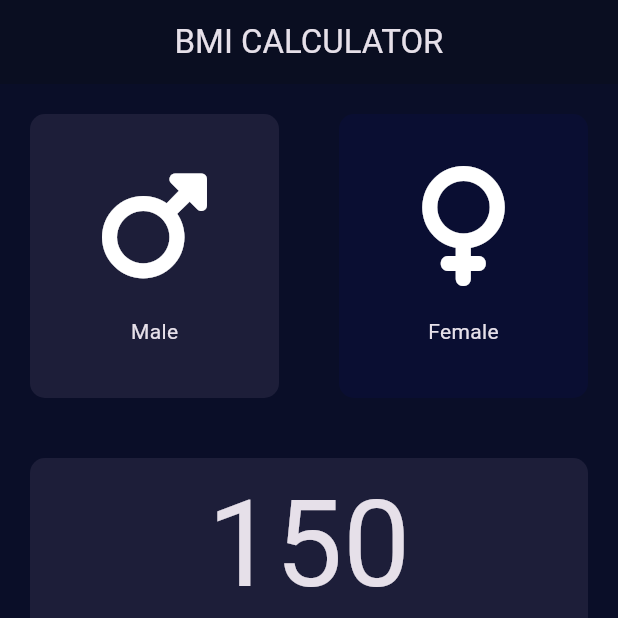
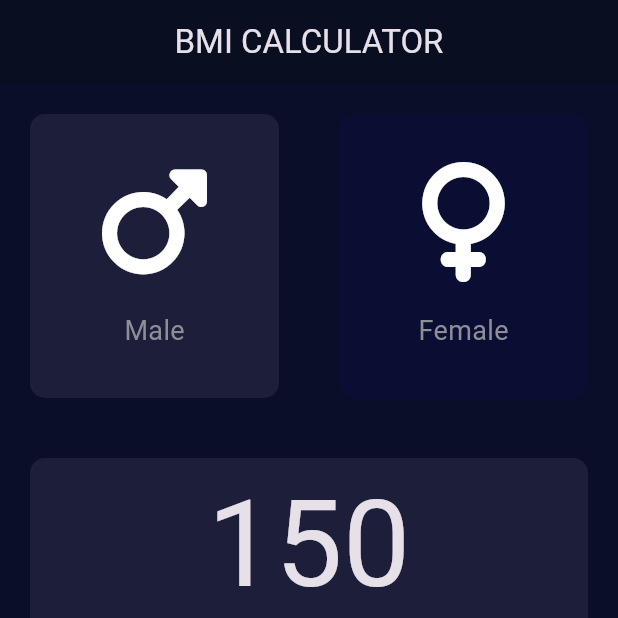
Before and after one commit to ZakariaNasri/bmi_calcucator, a Flutter app: the screen it shows after launch, on a phone screen of 412 x 824 dp, the top half of it. Run offline on Flutter 3.47's test engine with Material 3 defaults, Android fonts, the phone set to English and light mode, and no system bars; our stand-ins replace font_awesome_flutter.

Commit message:
creating 'constants' file to put all constants together

```diff
--- /dev/null
+++ b/lib/constants.dart
@@ -0,0 +1,6 @@
+import 'package:flutter/material.dart';
+
+const labelTextStyle = TextStyle(fontSize: 18, color: Color(0xFF8D8E98));
+const Color BottomBarColor = Color(0xFFEB1555);
+const Color ActiveCardBG = Color(0xFF1D1E39);
+const Color InactiveCardBG = Color(0xFF0A0E32);
--- a/lib/icon_content.dart
+++ b/lib/icon_content.dart
@@ -1,4 +1,5 @@
 import 'package:flutter/material.dart';
+import 'constants.dart';
 
 class Gender extends StatelessWidget {
   final IconData icon;
@@ -16,7 +17,10 @@ class Gender extends StatelessWidget {
         SizedBox(
           height: 20,
         ),
-        Text(text),
+        Text(
+          text,
+          style: labelTextStyle,
+        ),
       ],
     );
   }
--- a/lib/input_page.dart
+++ b/lib/input_page.dart
@@ -2,10 +2,7 @@ import 'package:flutter/material.dart';
 import 'package:font_awesome_flutter/font_awesome_flutter.dart';
 import 'icon_content.dart';
 import 'reusable_card.dart';
-
-const Color BottomBarColor = Color(0xFFEB1555);
-const Color ActiveCardBG = Color(0xFF1D1E39);
-const Color InactiveCardBG = Color(0xFF0A0E32);
+import 'constants.dart';
 
 enum GenderTypes { male, female }
 
```
